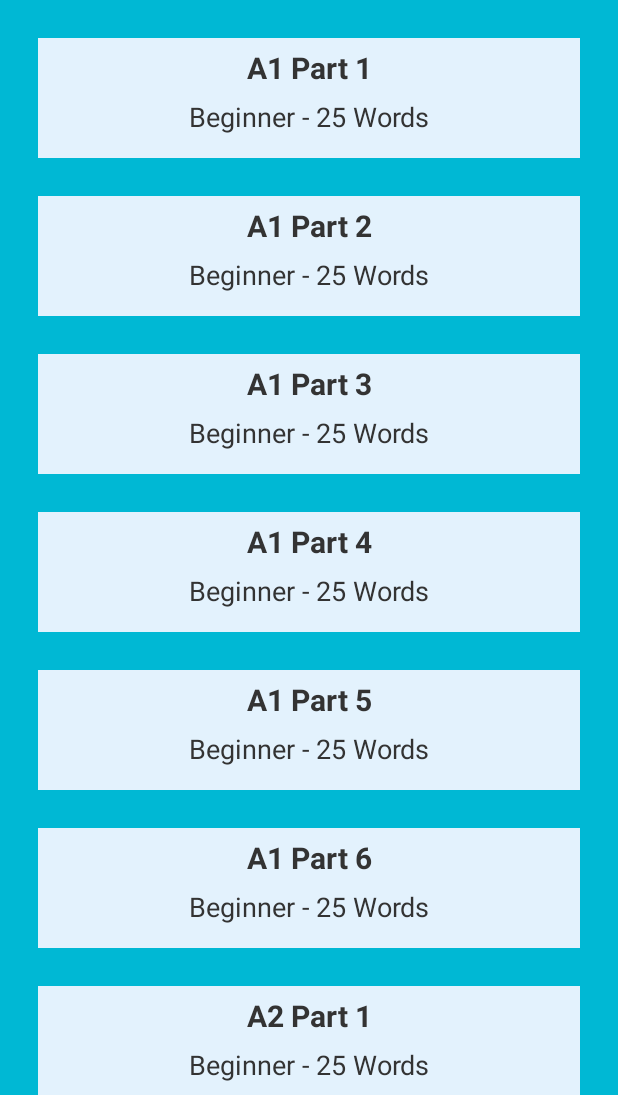
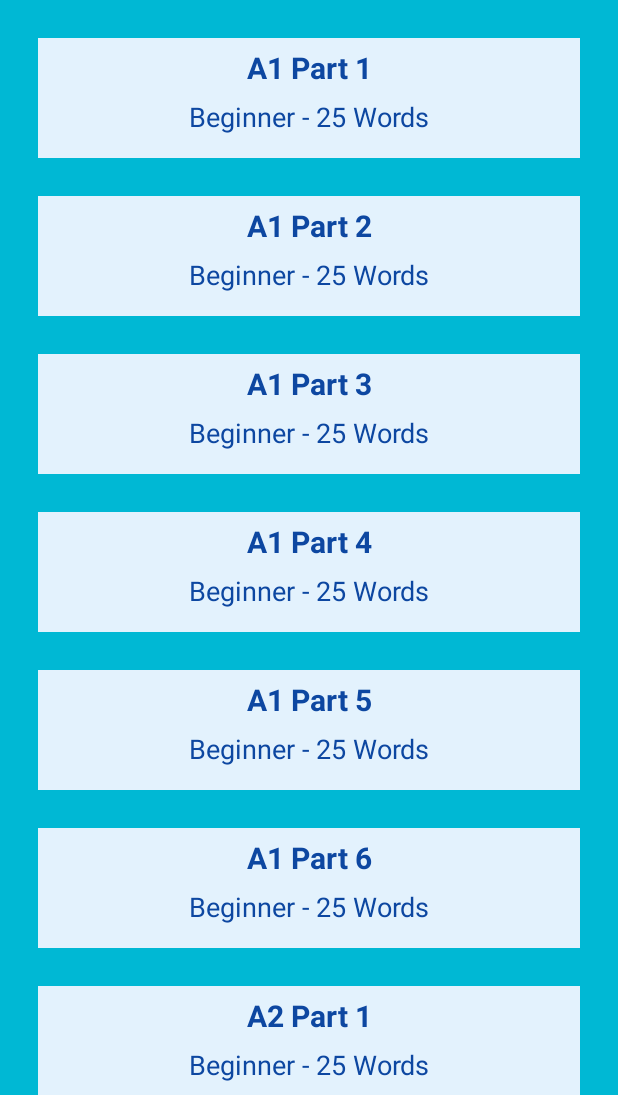
Before and after one commit to SupaMinovative/Sprax, an Android app: the screen it shows after launch (MainActivity), on a phone screen of 412 x 824 dp, the part 141-1236 px from its top. Run offline under Robolectric (Android 15) with nearby library versions, the phone set to English and light mode, and no system bars.

Commit message:
Update screenshot and code

```diff
--- a/app/src/main/res/layout/activity_main.xml
+++ b/app/src/main/res/layout/activity_main.xml
@@ -51,7 +51,7 @@
                         android:gravity="center"
                         android:text="A1 Part 1"
                         android:textAlignment="center"
-                        android:textColor="#333333"
+                        android:textColor="#0D47A1"
                         android:textSize="20sp"
                         android:textStyle="bold" />
 
@@ -64,7 +64,7 @@
                         android:background="#E3F2FD"
                         android:text="Beginner - 25 Words"
                         android:textAlignment="center"
-                        android:textColor="#333333"
+                        android:textColor="#0D47A1"
                         android:textSize="18sp" />
                 </LinearLayout>
 
@@ -85,7 +85,7 @@
                         android:gravity="center"
                         android:text="A1 Part 2"
                         android:textAlignment="center"
-                        android:textColor="#333333"
+                        android:textColor="#0D47A1"
                         android:textSize="20sp"
                         android:textStyle="bold" />
 
@@ -98,7 +98,7 @@
                         android:background="#E3F2FD"
                         android:text="Beginner - 25 Words"
                         android:textAlignment="center"
-                        android:textColor="#333333"
+                        android:textColor="#0D47A1"
                         android:textSize="18sp" />
                 </LinearLayout>
 
@@ -118,7 +118,7 @@
                         android:gravity="center"
                         android:text="A1 Part 3"
                         android:textAlignment="center"
-                        android:textColor="#333333"
+                        android:textColor="#0D47A1"
                         android:textSize="20sp"
                         android:textStyle="bold" />
 
@@ -131,7 +131,7 @@
                         android:background="#E3F2FD"
                         android:text="Beginner - 25 Words"
                         android:textAlignment="center"
-                        android:textColor="#333333"
+                        android:textColor="#0D47A1"
                         android:textSize="18sp" />
                 </LinearLayout>
 
@@ -151,7 +151,7 @@
                         android:gravity="center"
                         android:text="A1 Part 4"
                         android:textAlignment="center"
-                        android:textColor="#333333"
+                        android:textColor="#0D47A1"
                         android:textSize="20sp"
                         android:textStyle="bold" />
 
@@ -164,7 +164,7 @@
                         android:background="#E3F2FD"
                         android:text="Beginner - 25 Words"
                         android:textAlignment="center"
-                        android:textColor="#333333"
+                        android:textColor="#0D47A1"
                         android:textSize="18sp" />
                 </LinearLayout>
 
@@ -184,7 +184,7 @@
                         android:gravity="center"
                         android:text="A1 Part 5"
                         android:textAlignment="center"
-                        android:textColor="#333333"
+                        android:textColor="#0D47A1"
                         android:textSize="20sp"
                         android:textStyle="bold" />
 
@@ -197,7 +197,7 @@
                         android:background="#E3F2FD"
                         android:text="Beginner - 25 Words"
                         android:textAlignment="center"
-                        android:textColor="#333333"
+                        android:textColor="#0D47A1"
                         android:textSize="18sp" />
                 </LinearLayout>
 
@@ -217,7 +217,7 @@
                         android:gravity="center"
                         android:text="A1 Part 6"
                         android:textAlignment="center"
-                        android:textColor="#333333"
+                        android:textColor="#0D47A1"
                         android:textSize="20sp"
                         android:textStyle="bold" />
 
@@ -230,7 +230,7 @@
                         android:background="#E3F2FD"
                         android:text="Beginner - 25 Words"
                         android:textAlignment="center"
-                        android:textColor="#333333"
+                        android:textColor="#0D47A1"
                         android:textSize="18sp" />
                 </LinearLayout>
 
@@ -250,7 +250,7 @@
                         android:gravity="center"
                         android:text="A2 Part 1"
                         android:textAlignment="center"
-                        android:textColor="#333333"
+                        android:textColor="#0D47A1"
                         android:textSize="20sp"
                         android:textStyle="bold" />
 
@@ -263,7 +263,7 @@
                         android:background="#E3F2FD"
                         android:text="Beginner - 25 Words"
                         android:textAlignment="center"
-                        android:textColor="#333333"
+                        android:textColor="#0D47A1"
                         android:textSize="18sp" />
                 </LinearLayout>
 
@@ -283,7 +283,7 @@
                         android:gravity="center"
                         android:text="A2 Part 2"
                         android:textAlignment="center"
-                        android:textColor="#333333"
+                        android:textColor="#0D47A1"
                         android:textSize="20sp"
                         android:textStyle="bold" />
 
@@ -296,7 +296,7 @@
                         android:background="#E3F2FD"
                         android:text="Beginner - 25 Words"
                         android:textAlignment="center"
-                        android:textColor="#333333"
+                        android:textColor="#0D47A1"
                         android:textSize="18sp" />
                 </LinearLayout>
 
@@ -316,7 +316,7 @@
                         android:gravity="center"
                         android:text="A2 Part 3"
                         android:textAlignment="center"
-                        android:textColor="#333333"
+                        android:textColor="#0D47A1"
                         android:textSize="20sp"
                         android:textStyle="bold" />
 
@@ -329,7 +329,7 @@
                         android:background="#E3F2FD"
                         android:text="Beginner - 25 Words"
                         android:textAlignment="center"
-                        android:textColor="#333333"
+                        android:textColor="#0D47A1"
                         android:textSize="18sp" />
 
                 </LinearLayout>
@@ -350,7 +350,7 @@
                         android:gravity="center"
                         android:text="A2 Part 4"
                         android:textAlignment="center"
-                        android:textColor="#333333"
+                        android:textColor="#0D47A1"
                         android:textSize="20sp"
                         android:textStyle="bold" />
 
@@ -363,7 +363,7 @@
                         android:background="#E3F2FD"
                         android:text="Beginner - 25 Words"
                         android:textAlignment="center"
-                        android:textColor="#333333"
+                        android:textColor="#0D47A1"
                         android:textSize="18sp" />
 
                 </LinearLayout>
@@ -384,7 +384,7 @@
                         android:gravity="center"
                         android:text="B1 Part 1"
                         android:textAlignment="center"
-                        android:textColor="#333333"
+                        android:textColor="#0D47A1"
                         android:textSize="20sp"
                         android:textStyle="bold" />
 
@@ -397,7 +397,7 @@
                         android:background="#E3F2FD"
                         android:text="Intermediate - 25 Words"
                         android:textAlignment="center"
-                        android:textColor="#333333"
+                        android:textColor="#0D47A1"
                         android:textSize="18sp" />
 
                 </LinearLayout>
@@ -418,7 +418,7 @@
                         android:gravity="center"
                         android:text="B1 Part 2"
                         android:textAlignment="center"
-                        android:textColor="#333333"
+                        android:textColor="#0D47A1"
                         android:textSize="20sp"
                         android:textStyle="bold" />
 
@@ -431,7 +431,7 @@
                         android:background="#E3F2FD"
                         android:text="Intermediate - 25 Words"
                         android:textAlignment="center"
-                        android:textColor="#333333"
+                        android:textColor="#0D47A1"
                         android:textSize="18sp" />
 
                 </LinearLayout>
--- a/app/src/main/res/layout/activity_summary.xml
+++ b/app/src/main/res/layout/activity_summary.xml
@@ -24,13 +24,13 @@
                 android:layout_width="match_parent"
                 android:layout_height="wrap_content"
                 android:layout_marginTop="40dp"
-                android:background="#008094"
+                android:background="#FF8A65"
                 android:padding="15dp"
                 android:textAlignment="center"
                 android:textColor="@color/white"
                 android:textSize="20sp"
                 android:textStyle="bold"
-                android:visibility="gone" />
+                android:visibility="visible" />
 
             <TextView
                 android:id="@+id/learnedWord"
```
Also changed, not shown: 2 other files.
